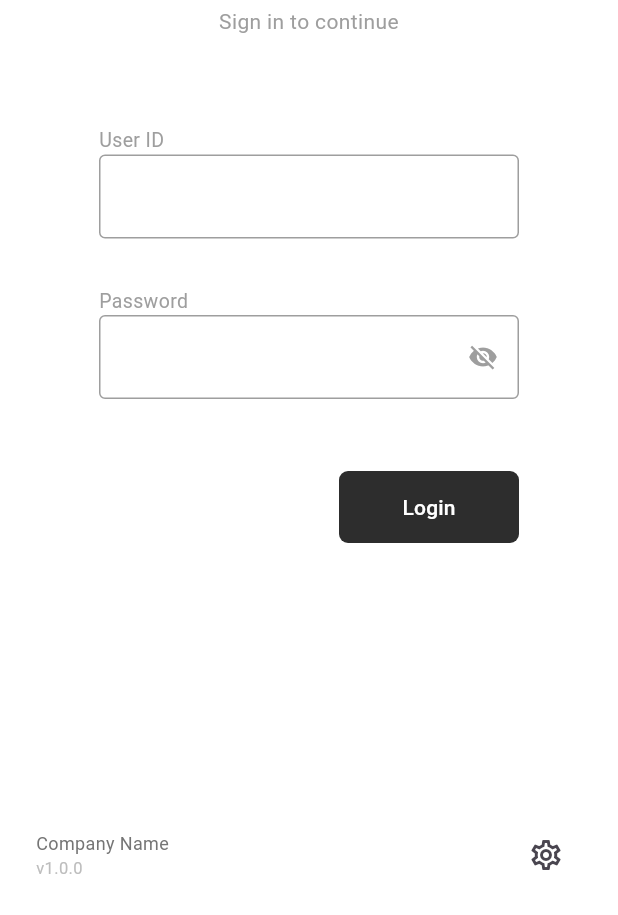
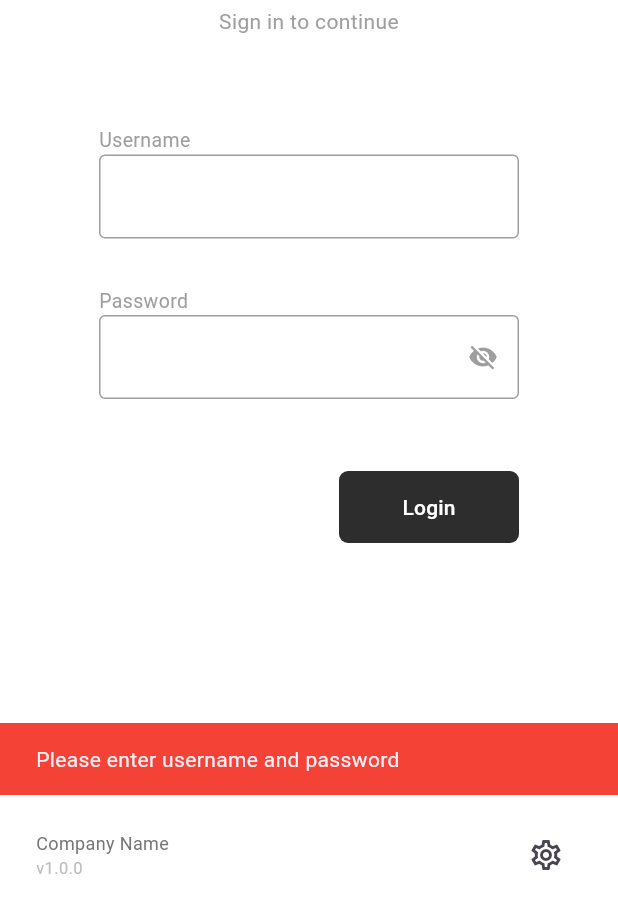
Before and after one commit to dhilshan-magnex/Fudo_V2, a Flutter app: the screen it shows after launch, after a tap on "Login", on a phone screen of 412 x 824 dp, the part 321-1236 px from its top. Run offline on Flutter 3.47's test engine with Material 3 defaults, Android fonts, the light colour scheme and no system bars; our stand-ins replace sqflite; missing offline and left inert: bcrypt; accounts and stored records are empty.

Commit message:
created db class and fixed errors

```diff
--- a/lib/database/database_helper.dart
+++ /dev/null
@@ -1,128 +0,0 @@
-import 'dart:io';
-import 'package:flutter/services.dart' show rootBundle;
-import 'package:path/path.dart';
-import 'package:sqflite/sqflite.dart';
-import 'package:bcrypt/bcrypt.dart';
-
-String hashPassword(String plainPassword) {
-  return BCrypt.hashpw(plainPassword, BCrypt.gensalt());
-}
-
-class DBHelper {
-  static Future<void> addUser({
-    required String userId,
-    required String userName,
-    required String password,
-    required String groupCode,
-  }) async {
-    final db = await database;
-    final hashedPassword = hashPassword(password);
-
-
-
-    await db.insert(
-      'User_File',
-      {
-        'User_ID': userId,
-        'User_Name': userName,
-        'User_Pwd': hashedPassword,
-        'Group_Code': groupCode,
-        'User_Active': 1,
-      },
-      conflictAlgorithm: ConflictAlgorithm.replace,
-    );
-  }
-
-  static Future<void> updateUserPassword({
-    required String userName,
-    required String password,
-  }) async {
-    final db = await database;
-    final hashedPassword = hashPassword(password);
-
-    await db.update(
-      'User_File',
-      {'User_Pwd': hashedPassword},
-      where: 'User_Name = ?',
-      whereArgs: [userName],
-    );
-  }
-
-  static Database? _db;
-
-  static Future<Database> get database async {
-    if (_db != null) return _db!;
-    _db = await _initDB();
-    return _db!;
-  }
-
-  static Future<Database> _initDB() async {
-    final dbPath = await getDatabasesPath();
-    final path = join(dbPath, 'Fudo.db');
-
-    final exists = await databaseExists(path);
-    if (!exists) {
-      await Directory(dirname(path)).create(recursive: true);
-      final data = await rootBundle.load('assets/database/Fudo.db');
-      final bytes = data.buffer.asUint8List(
-        data.offsetInBytes,
-        data.lengthInBytes,
-      );
-      await File(path).writeAsBytes(bytes, flush: true);
-    }
-
-    final db = await openDatabase(path);
-    await _ensureDefaultAdminUser(db);
-    return db;
-  }
-
-  static Future<void> _ensureDefaultAdminUser(Database db) async {
-    const userName = 'admin';
-    const password = 'admin123';
-
-    final result = await db.query(
-      'User_File',
-      where: 'User_Name = ?',
-      whereArgs: [userName],
-      limit: 1,
-    );
-
-    if (result.isEmpty) {
-      await db.insert('User_File', {
-        'User_ID': '001',
-        'User_Name': userName,
-        'User_Pwd': hashPassword(password),
-        'Group_Code': 'ADMIN',
-        'User_Active': 1,
-      });
-      return;
-    }
-
-    final storedPassword = result.first['User_Pwd'] as String;
-    final isBcryptHash = storedPassword.startsWith(r'$2');
-
-    if (!isBcryptHash) {
-      await db.update(
-        'User_File',
-        {'User_Pwd': hashPassword(storedPassword)},
-        where: 'User_Name = ?',
-        whereArgs: [userName],
-      );
-    }
-  }
-
-  static Future<bool> validateLogin(String userId, String password) async {
-    final db = await database;
-    final result = await db.query(
-      'User_File',
-      where: 'User_Name = ? AND User_Active = ?',
-      whereArgs: [userId, 1],
-      limit: 1,
-    );
-
-    if (result.isEmpty) return false;
-
-    final storedHash = result.first['User_Pwd'] as String;
-    return BCrypt.checkpw(password, storedHash);
-  }
-}
--- /dev/null
+++ b/lib/database/db_manager.dart
@@ -0,0 +1,161 @@
+import 'dart:io';
+import 'package:flutter/services.dart' show rootBundle;
+import 'package:path/path.dart';
+import 'package:sqflite/sqflite.dart';
+import 'package:bcrypt/bcrypt.dart';
+
+enum AppDatabase { fudo, sys }
+
+class DBManager {
+  static final Map<AppDatabase, Database> _databases = {};
+
+  static Future<Database> getDatabase(AppDatabase dbType) async {
+    if (_databases.containsKey(dbType)) {
+      return _databases[dbType]!;
+    }
+    final db = await _openDatabase(dbType);
+    _databases[dbType] = db;
+    return db;
+  }
+
+  static Future<Database> _openDatabase(AppDatabase dbType) async {
+    final dbPath = await getDatabasesPath();
+
+    switch (dbType) {
+      case AppDatabase.fudo:
+        return _openAssetDatabase(
+          fileName: 'Fudo.db',
+          assetPath: 'assets/database/Fudo.db',
+          dbPath: dbPath,
+        );
+
+      case AppDatabase.sys:
+        return _openCreatedDatabase(
+          fileName: 'Sys.db',
+          dbPath: dbPath,
+          onCreate: (db, version) async {
+            await db.execute('''
+              CREATE TABLE App_License (
+                id INTEGER PRIMARY KEY AUTOINCREMENT,
+                License_Key TEXT NOT NULL,
+                Is_Active INTEGER DEFAULT 1,
+                Expiry_Date TEXT,
+                Company_Name TEXT
+              )
+            ''');
+            await db.execute('''
+              CREATE TABLE System_Info (
+                id INTEGER PRIMARY KEY AUTOINCREMENT,
+                Company_Name TEXT,
+                Address TEXT,
+                Contact_No TEXT,
+                Currency TEXT,
+                Tax_Rate REAL
+              )
+            ''');
+            await db.execute('''
+              CREATE TABLE Counter_Info (
+                id INTEGER PRIMARY KEY AUTOINCREMENT,
+                Counter_Name TEXT,
+                Last_Invoice_No INTEGER DEFAULT 0
+              )
+            ''');
+          },
+        );
+    }
+  }
+
+  static Future<Database> _openAssetDatabase({
+    required String fileName,
+    required String assetPath,
+    required String dbPath,
+  }) async {
+    final path = join(dbPath, fileName);
+    final exists = await databaseExists(path);
+    if (!exists) {
+      await Directory(dirname(path)).create(recursive: true);
+      final data = await rootBundle.load(assetPath);
+      final bytes = data.buffer.asUint8List(data.offsetInBytes, data.lengthInBytes);
+      await File(path).writeAsBytes(bytes, flush: true);
+    }
+    return openDatabase(path);
+  }
+
+  static Future<Database> _openCreatedDatabase({
+    required String fileName,
+    required String dbPath,
+    required Future<void> Function(Database, int) onCreate,
+  }) async {
+    final path = join(dbPath, fileName);
+    return openDatabase(path, version: 1, onCreate: onCreate);
+  }
+
+  // Generic fetch — all rows from any table in any database
+  static Future<List<Map<String, dynamic>>> getTableData(
+    AppDatabase dbType,
+    String tableName,
+  ) async {
+    final db = await getDatabase(dbType);
+    return db.query(tableName);
+  }
+
+  // Generic fetch with a WHERE condition
+  static Future<List<Map<String, dynamic>>> getTableDataWhere(
+    AppDatabase dbType,
+    String tableName, {
+    required String where,
+    required List<dynamic> whereArgs,
+  }) async {
+    final db = await getDatabase(dbType);
+    return db.query(tableName, where: where, whereArgs: whereArgs);
+  }
+
+  // ---- Fudo.db specific: auth ----
+
+  static Future<bool> validateLogin(String userId, String password) async {
+    final result = await getTableDataWhere(
+      AppDatabase.fudo,
+      'User_File',
+      where: '(User_ID = ? OR User_Name = ?) AND User_Active = ?',
+      whereArgs: [userId, userId, 1],
+    );
+
+    if (result.isEmpty) return false;
+
+    final storedPassword = (result.first['User_Pwd'] ?? '').toString();
+
+    if (_isBcryptHash(storedPassword)) {
+      return BCrypt.checkpw(password, storedPassword);
+    }
+
+    return password == storedPassword;
+  }
+
+  static bool _isBcryptHash(String value) {
+    return value.startsWith(r'$2a$') ||
+        value.startsWith(r'$2b$') ||
+        value.startsWith(r'$2y$');
+  }
+
+  static Future<void> addUser({
+    required String userId,
+    required String userName,
+    required String password,
+    required String groupCode,
+  }) async {
+    final db = await getDatabase(AppDatabase.fudo);
+    final hashedPassword = BCrypt.hashpw(password, BCrypt.gensalt());
+
+    await db.insert(
+      'User_File',
+      {
+        'User_ID': userId,
+        'User_Name': userName,
+        'User_Pwd': hashedPassword,
+        'Group_Code': groupCode,
+        'User_Active': 1,
+      },
+      conflictAlgorithm: ConflictAlgorithm.replace,
+    );
+  }
+}
--- a/lib/login.dart
+++ b/lib/login.dart
@@ -1,6 +1,6 @@
 import 'package:flutter/material.dart';
-import 'database/database_helper.dart'; // adjust path to match where you saved db_helper.dart
-
+import 'database/db_manager.dart'; // adjust path to match where you saved db_helper.dart
+import 'home.dart';
 
 class LoginPage extends StatefulWidget {
   const LoginPage({super.key});
@@ -11,25 +11,48 @@ class LoginPage extends StatefulWidget {
 
 
 class _LoginPageState extends State<LoginPage> {
-  final _userIdController = TextEditingController();
+  final _userNameController = TextEditingController();
   final _passwordController = TextEditingController();
+  bool _isLoggingIn = false;
+  bool _obscurePassword = true;
 
   static const accentColor = Color(0xFF2D2D2D); // change to your brand color
 
   @override
   void dispose() {
-    _userIdController.dispose();
+    _userNameController.dispose();
     _passwordController.dispose();
     super.dispose();
   }
 
   Future<void> _handleLogin() async {
-    final isValid = await DBHelper.validateLogin(
-      _userIdController.text,
-      _passwordController.text,
+    final userName = _userNameController.text.trim();
+    final password = _passwordController.text;
+
+    if (userName.isEmpty || password.isEmpty) {
+      ScaffoldMessenger.of(context).showSnackBar(
+        const SnackBar(
+          content: Text('Please enter username and password'),
+          backgroundColor: Colors.red,
+        ),
+      );
+      return;
+    }
+
+    setState(() {
+      _isLoggingIn = true;
+    });
+
+    final isValid = await DBManager.validateLogin(
+      userName,
+      password,
     );
 
     if (!mounted) return;
+
+    setState(() {
+      _isLoggingIn = false;
+    });
 
     if (isValid) {
       ScaffoldMessenger.of(context).showSnackBar(
@@ -37,6 +60,11 @@ class _LoginPageState extends State<LoginPage> {
           content: Text('Login Successful'),
           backgroundColor: Colors.green,
         ),
+      );
+
+      Navigator.pushReplacement(
+        context,
+        MaterialPageRoute(builder: (_) => const HomePage()),
       );
     } else {
       ScaffoldMessenger.of(context).showSnackBar(
@@ -47,8 +75,6 @@ class _LoginPageState extends State<LoginPage> {
       );
     }
   }
-  bool _obscurePassword = true;
-
 
   @override
   Widget build(BuildContext context) {
@@ -82,18 +108,19 @@ class _LoginPageState extends State<LoginPage> {
 
                   const SizedBox(height: 60),
 
-                  // User ID
+                  // Username
                   SizedBox(
                     width: 280,
                     child: Column(
                       crossAxisAlignment: CrossAxisAlignment.start,
                       children: [
                         const Text(
-                          'User ID',
+                          'Username',
                           style: TextStyle(fontSize: 13, color: Colors.grey),
                         ),
                         TextField(
-                          controller: _userIdController,
+                          controller: _userNameController,
+                          textInputAction: TextInputAction.next,
                           decoration: const InputDecoration(
                             border: OutlineInputBorder(),
                             enabledBorder: OutlineInputBorder(
@@ -126,6 +153,8 @@ class _LoginPageState extends State<LoginPage> {
                         TextField(
                           controller: _passwordController,
                           obscureText: _obscurePassword,
+                          textInputAction: TextInputAction.done,
+                          onSubmitted: (_) => _isLoggingIn ? null : _handleLogin(),
                           decoration: InputDecoration(
                             border: const OutlineInputBorder(),
                             enabledBorder: const OutlineInputBorder(
@@ -167,7 +196,7 @@ class _LoginPageState extends State<LoginPage> {
                       child: SizedBox(
                         width: 120,
                         child: ElevatedButton(
-                          onPressed: _handleLogin,
+                          onPressed: _isLoggingIn ? null : _handleLogin,
                           style: ElevatedButton.styleFrom(
                             backgroundColor: accentColor,
                             foregroundColor: Colors.white,
@@ -177,7 +206,7 @@ class _LoginPageState extends State<LoginPage> {
                               borderRadius: BorderRadius.circular(6),
                             ),
                           ),
-                          child: const Text('Login'),
+                          child: Text(_isLoggingIn ? 'Please wait' : 'Login'),
                         ),
                       ),
                     ),
@@ -212,9 +241,7 @@ class _LoginPageState extends State<LoginPage> {
             ),
             IconButton(
               icon: const Icon(Icons.settings_outlined),
-              onPressed: () {
-                print('settings tapped');
-              },
+              onPressed: () {},
             ),
           ],
         ),
--- a/lib/main.dart
+++ b/lib/main.dart
@@ -1,13 +1,12 @@
 import 'package:flutter/material.dart';
-import 'database/database_helper.dart'; // match your actual file name/path
-import 'database/sys_db_helper.dart';
+import 'database/db_manager.dart'; // match your actual file name/path
 import 'login.dart';
 
 void main() async {
   WidgetsFlutterBinding.ensureInitialized();
 
-  final db = await DBHelper.database;
-  final sysDb = await SysDBHelper.database;
+  final db = await DBManager.getDatabase(AppDatabase.fudo);
+  final sysDb = await DBManager.getDatabase(AppDatabase.sys);
 
   print("Database Connected!");
   print("Database Path: ${db.path}");
@@ -15,8 +14,6 @@ void main() async {
 
   runApp(const MyApp());
 }
-
-
 
 class MyApp extends StatelessWidget {
   const MyApp({super.key});
```
Also changed, not shown: lib/database/sys_db_helper.dart (deleted, +0 -29 lines), lib/home.Dart (added, +112 -0 lines), 2 other files.
